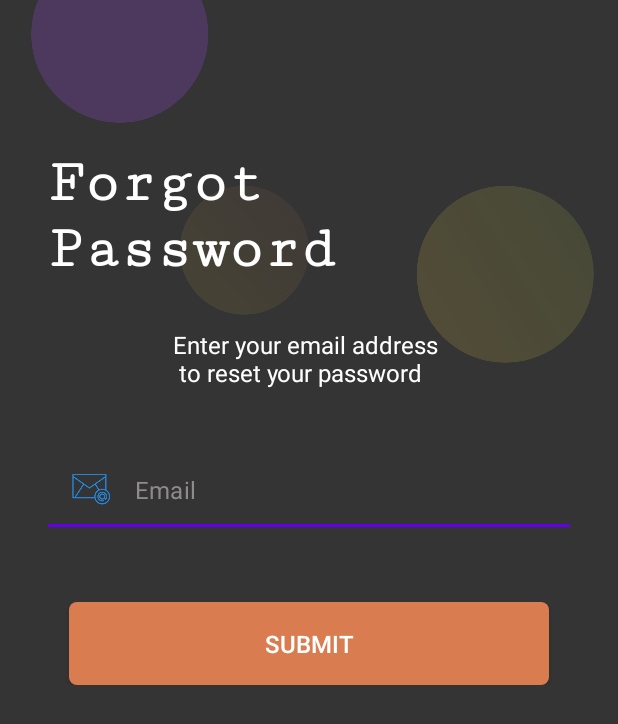
After one commit to emreeldemir/Leafy, an Android app: the ForgotPasswordActivity screen opened directly, with no data from a screen before it, on a phone screen of 412 x 824 dp. The commit adds this screen. Shown: the top 724 px of the screen. Run offline under Robolectric (Android 15) with nearby library versions, the phone set to English and light mode, and no system bars.

Commit message:
Forgot password UI completed

```diff
--- a/app/src/main/AndroidManifest.xml
+++ b/app/src/main/AndroidManifest.xml
@@ -12,6 +12,9 @@
         android:supportsRtl="true"
         android:theme="@style/Theme.MaterialComponents.Light.NoActionBar"
         tools:targetApi="31">
+        <activity
+            android:name=".ForgotPasswordActivity"
+            android:exported="false" />
         <activity
             android:name=".ProfileEditActivity"
             android:exported="false" />
--- /dev/null
+++ b/app/src/main/java/com/emreeldemir/leafy/ForgotPasswordActivity.kt
@@ -0,0 +1,11 @@
+package com.emreeldemir.leafy
+
+import androidx.appcompat.app.AppCompatActivity
+import android.os.Bundle
+
+class ForgotPasswordActivity : AppCompatActivity() {
+    override fun onCreate(savedInstanceState: Bundle?) {
+        super.onCreate(savedInstanceState)
+        setContentView(R.layout.activity_forgot_password)
+    }
+}
--- a/app/src/main/java/com/emreeldemir/leafy/LoginActivity.kt
+++ b/app/src/main/java/com/emreeldemir/leafy/LoginActivity.kt
@@ -63,6 +63,13 @@ class LoginActivity : AppCompatActivity() {
          */
         binding.loginButton.setOnClickListener {
             validateData()
+        }
+
+        /**
+         * Handle Click, Forgot Password
+         */
+        binding.forgotTextView.setOnClickListener{
+            startActivity(Intent(this, ForgotPasswordActivity::class.java))
         }
 
     }
--- /dev/null
+++ b/app/src/main/res/layout/activity_forgot_password.xml
@@ -0,0 +1,101 @@
+<?xml version="1.0" encoding="utf-8"?>
+<androidx.constraintlayout.widget.ConstraintLayout xmlns:android="http://schemas.android.com/apk/res/android"
+    xmlns:app="http://schemas.android.com/apk/res-auto"
+    xmlns:tools="http://schemas.android.com/tools"
+    android:layout_width="match_parent"
+    android:layout_height="match_parent"
+    android:background="#343434"
+    tools:context=".LoginActivity">
+
+    <ImageView
+        android:id="@+id/imageView"
+        android:layout_width="wrap_content"
+        android:layout_height="wrap_content"
+        app:layout_constraintEnd_toEndOf="parent"
+        app:layout_constraintStart_toStartOf="parent"
+        app:layout_constraintTop_toTopOf="parent"
+        app:srcCompat="@drawable/top_background" />
+
+    <ScrollView
+        android:layout_width="match_parent"
+        android:layout_height="match_parent">
+
+        <LinearLayout
+            android:layout_width="match_parent"
+            android:layout_height="wrap_content"
+            android:orientation="vertical">
+
+            <TextView
+                android:id="@+id/welcomeText"
+                android:layout_width="match_parent"
+                android:layout_height="wrap_content"
+                android:layout_marginStart="32dp"
+                android:layout_marginTop="100dp"
+                android:layout_marginBottom="30dp"
+                android:fontFamily="serif-monospace"
+                android:text="@string/forgot_npassword"
+                android:textColor="@color/white"
+                android:textSize="40sp"
+                android:textStyle="bold" />
+
+            <TextView
+                android:id="@+id/infoText"
+                android:layout_width="match_parent"
+                android:layout_height="wrap_content"
+                android:layout_marginStart="115dp"
+                android:layout_marginTop="0dp"
+                android:layout_marginBottom="30dp"
+                android:fontFamily="sans-serif-thin"
+                android:text="@string/forgotinfo"
+                android:textColor="@color/white"
+                android:textSize="16sp"
+                android:textStyle="bold" />
+
+            <!-- Email -->
+
+            <com.google.android.material.textfield.TextInputLayout
+                android:id="@+id/emailTil"
+                android:layout_width="match_parent"
+                android:layout_height="wrap_content"
+                app:hintEnabled="false">
+
+                <EditText
+                    android:id="@+id/editTextEmail"
+                    android:layout_width="match_parent"
+                    android:layout_height="50dp"
+                    android:layout_marginStart="32dp"
+                    android:layout_marginTop="12dp"
+                    android:layout_marginEnd="32dp"
+                    android:background="@drawable/edittext_bg"
+                    android:drawableStart="@drawable/email"
+                    android:drawablePadding="16dp"
+                    android:ems="10"
+                    android:hint="@string/email_hint"
+                    android:inputType="textEmailAddress"
+                    android:padding="8dp"
+                    android:textColorHint="@color/midGrey"
+                    android:textColor="@color/white" />
+
+            </com.google.android.material.textfield.TextInputLayout>
+
+
+            <!-- Submit Button -->
+
+            <androidx.appcompat.widget.AppCompatButton
+                android:id="@+id/submitButton"
+                android:layout_width="320dp"
+                android:layout_height="55dp"
+                android:layout_gravity="center"
+                android:layout_marginStart="32dp"
+                android:layout_marginTop="50dp"
+                android:layout_marginEnd="32dp"
+                android:background="@drawable/button_bg_01"
+                android:padding="16dp"
+                android:text="@string/submit"
+                android:textColor="@color/white"
+                android:textSize="16sp" />
+
+
+        </LinearLayout>
+    </ScrollView>
+</androidx.constraintlayout.widget.ConstraintLayout>
--- a/app/src/main/res/values/strings.xml
+++ b/app/src/main/res/values/strings.xml
@@ -35,4 +35,6 @@
     <string name="edit_profile">Edit Profile</string>
     <string name="name">Name</string>
     <string name="update">Update</string>
+    <string name="forgot_npassword">Forgot\nPassword</string>
+    <string name="forgotinfo">Enter your email address\n to reset your password</string>
 </resources>
```
